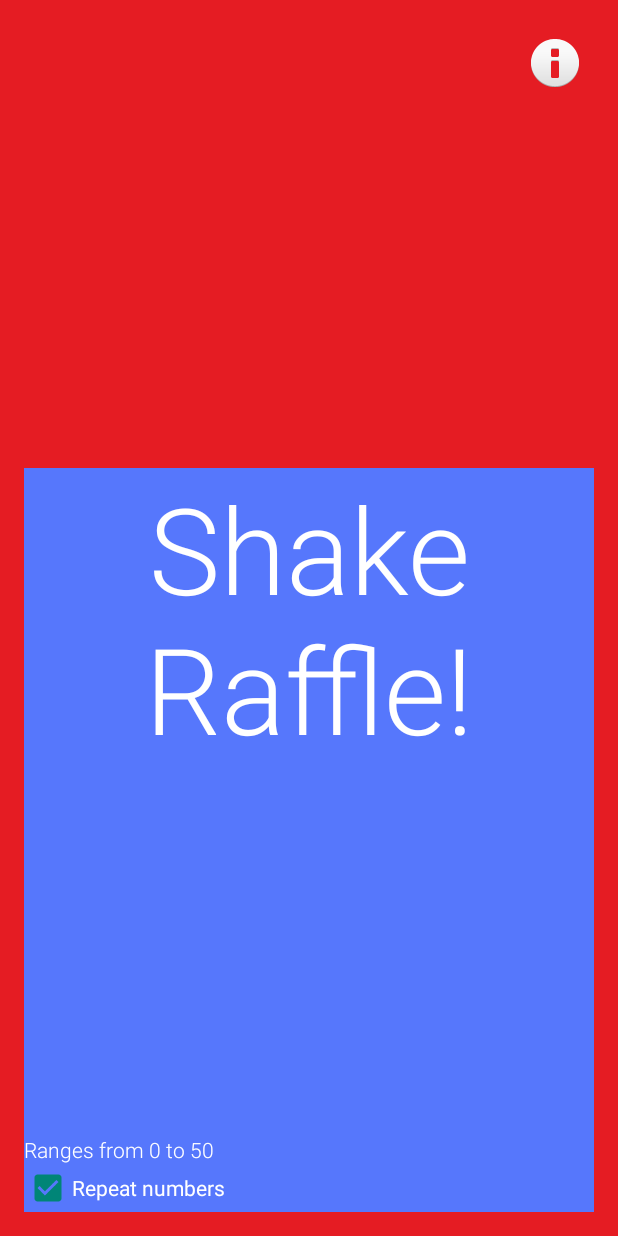
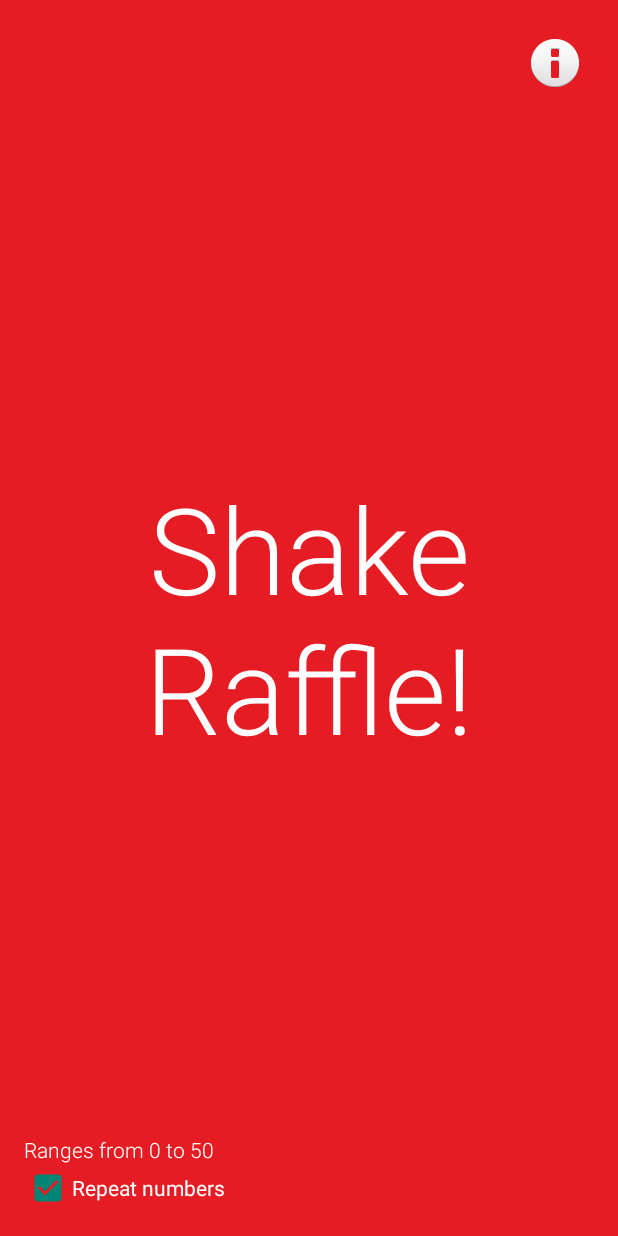
Before and after one commit to pedrofsn/AgiteParaSortear, an Android app: the screen it shows after launch (ActivitySorteio), after a tap on "OK", on a phone screen of 412 x 824 dp. Run offline under Robolectric (Android 15) with nearby library versions, the phone set to English and light mode, and no system bars; libraries missing offline, so code that uses them is left out: junit.framework.

Commit message:
Voltando ao esquema de cores anterior

```diff
--- a/app/src/main/res/layout/activity_limite_sorteio.xml
+++ b/app/src/main/res/layout/activity_limite_sorteio.xml
@@ -2,6 +2,7 @@
 <RelativeLayout xmlns:android="http://schemas.android.com/apk/res/android"
     android:layout_width="match_parent"
     android:layout_height="match_parent"
+    android:background="@color/azul_escuro"
     android:padding="@dimen/margin">
 
     <LinearLayout
--- a/app/src/main/res/values/styles.xml
+++ b/app/src/main/res/values/styles.xml
@@ -4,7 +4,6 @@
     <style name="AppTheme" parent="Theme.AppCompat.Light.NoActionBar">
         <!-- Customize your theme here. -->
         <item name="android:windowFullscreen">true</item>
-        <item name="android:background">@color/azul_escuro</item>
     </style>
 
     <style name="AnimationFade">
```
